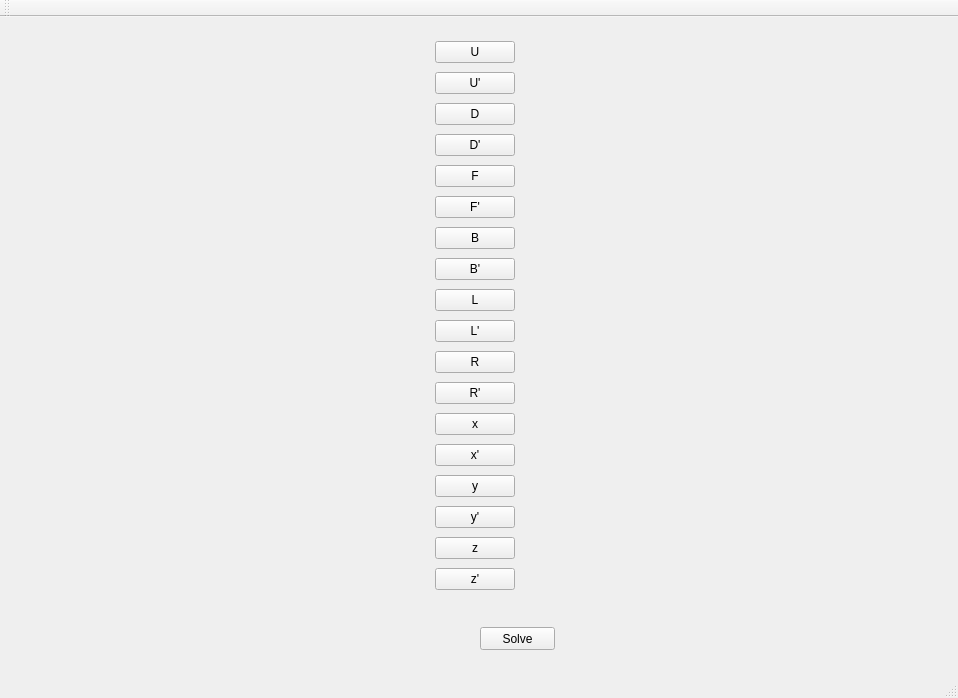
First picture: the form in _garbage/QtFlatVisualization/QtFlatVisualization/mainwindow.ui, repository siemensmacv/rubik-teacher, before the edit.
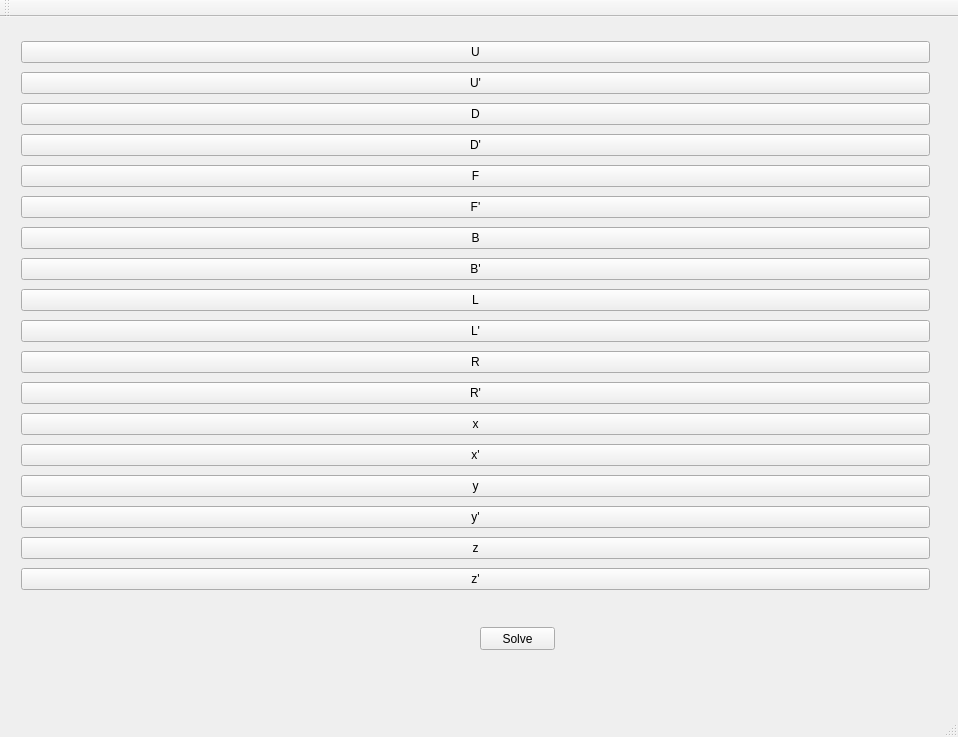
Second picture: the form after the edit.

Patch:
```diff
--- a/_garbage/QtFlatVisualization/QtFlatVisualization/mainwindow.ui
+++ b/_garbage/QtFlatVisualization/QtFlatVisualization/mainwindow.ui
@@ -7,7 +7,7 @@
     <x>0</x>
     <y>0</y>
     <width>958</width>
-    <height>698</height>
+    <height>737</height>
    </rect>
   </property>
   <property name="windowTitle">
@@ -162,9 +162,6 @@
          </property>
         </widget>
        </item>
-       <item>
-        <layout class="QGridLayout" name="formulaLayout"/>
-       </item>
       </layout>
      </item>
     </layout>
@@ -182,6 +179,17 @@
      <string>Solve</string>
     </property>
    </widget>
+   <widget class="QWidget" name="">
+    <property name="geometry">
+     <rect>
+      <x>10</x>
+      <y>610</y>
+      <width>461</width>
+      <height>65</height>
+     </rect>
+    </property>
+    <layout class="QGridLayout" name="formulaLayout"/>
+   </widget>
   </widget>
   <widget class="QMenuBar" name="menuBar">
    <property name="geometry">
```
